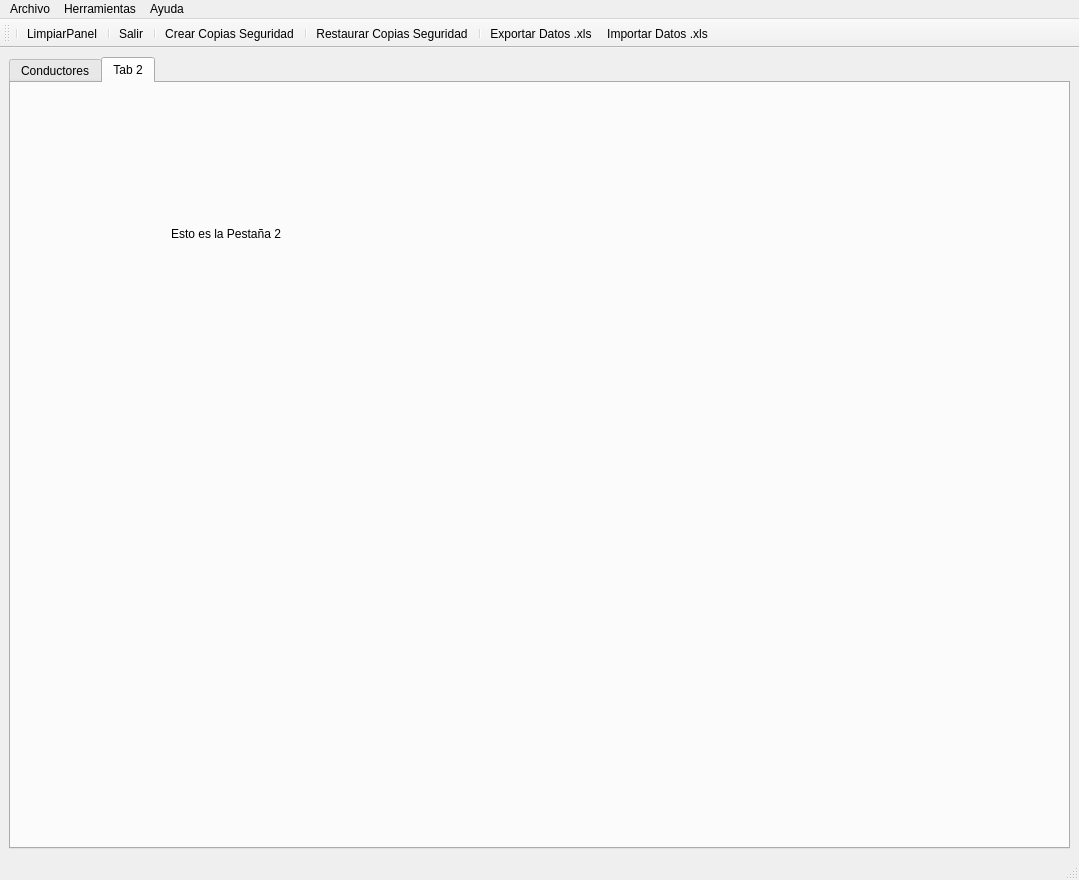
Before: the Qt Designer form sierraperez/templates/MainWindow.ui in Sierrowsky/PyCharmProyects, drawn with Qt 5.
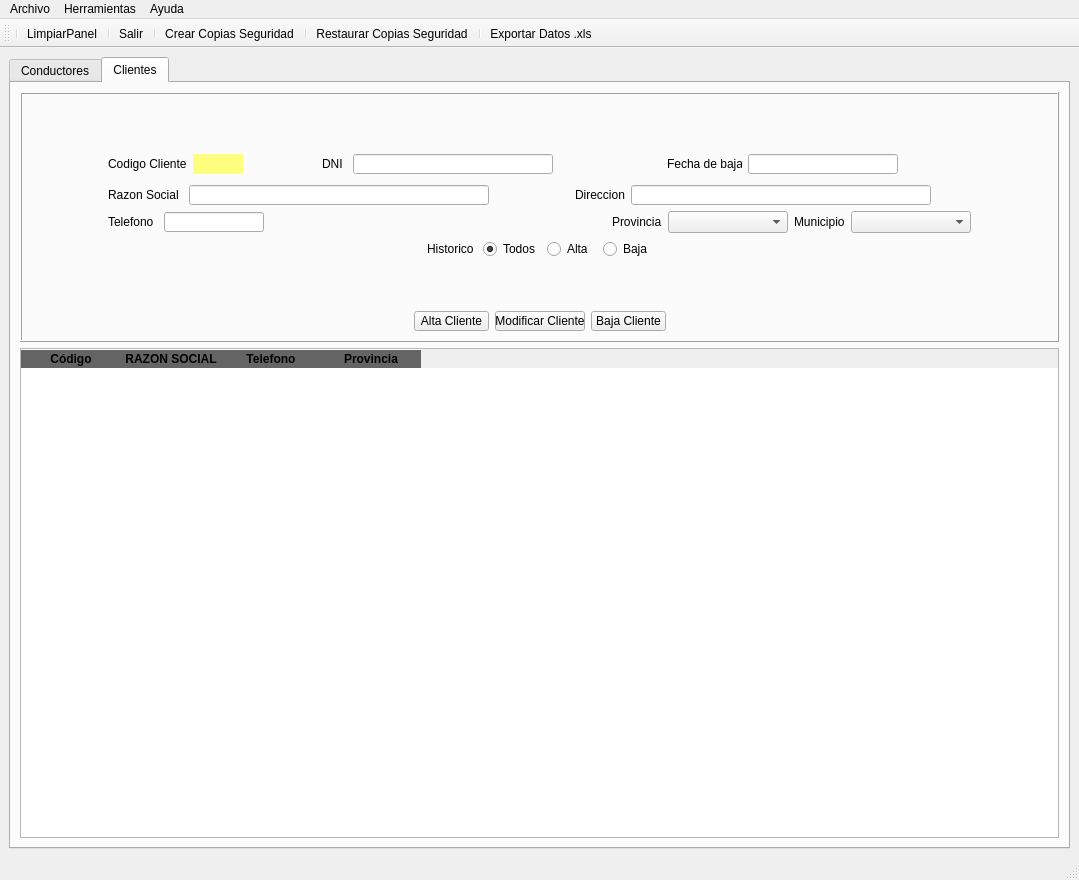
After: the same form once the commit is applied. The open tabs and pages were chosen to show the change. Icons and pictures are not drawn.

Patch:
```diff
--- a/sierraperez/templates/MainWindow.ui
+++ b/sierraperez/templates/MainWindow.ui
@@ -1174,91 +1174,802 @@
       </widget>
       <widget class="QWidget" name="tab_2">
        <attribute name="title">
-        <string>Tab 2</string>
+        <string>Clientes</string>
        </attribute>
-       <widget class="QLabel" name="label_2">
-        <property name="geometry">
-         <rect>
-          <x>160</x>
-          <y>100</y>
-          <width>201</width>
-          <height>101</height>
-         </rect>
-        </property>
-        <property name="text">
-         <string>Esto es la Pestaña 2</string>
-        </property>
-       </widget>
-       <widget class="QWidget" name="verticalLayoutWidget">
-        <property name="geometry">
-         <rect>
-          <x>70</x>
-          <y>290</y>
-          <width>891</width>
-          <height>311</height>
-         </rect>
-        </property>
-        <layout class="QVBoxLayout" name="verticalLayout">
-         <property name="sizeConstraint">
-          <enum>QLayout::SetFixedSize</enum>
-         </property>
-         <item>
-          <layout class="QHBoxLayout" name="horizontalLayout_14">
-           <item>
-            <layout class="QHBoxLayout" name="horizontalLayout_16"/>
+       <layout class="QGridLayout" name="gridLayout_5">
+        <item row="0" column="0">
+         <widget class="QFrame" name="frame_2">
+          <property name="sizePolicy">
+           <sizepolicy hsizetype="Expanding" vsizetype="Expanding">
+            <horstretch>0</horstretch>
+            <verstretch>0</verstretch>
+           </sizepolicy>
+          </property>
+          <property name="minimumSize">
+           <size>
+            <width>800</width>
+            <height>200</height>
+           </size>
+          </property>
+          <property name="maximumSize">
+           <size>
+            <width>16777215</width>
+            <height>250</height>
+           </size>
+          </property>
+          <property name="frameShape">
+           <enum>QFrame::Box</enum>
+          </property>
+          <property name="frameShadow">
+           <enum>QFrame::Raised</enum>
+          </property>
+          <layout class="QGridLayout" name="gridLayout_4">
+           <item row="0" column="0">
+            <spacer name="horizontalSpacer_18">
+             <property name="orientation">
+              <enum>Qt::Horizontal</enum>
+             </property>
+             <property name="sizeType">
+              <enum>QSizePolicy::Expanding</enum>
+             </property>
+             <property name="sizeHint" stdset="0">
+              <size>
+               <width>40</width>
+               <height>20</height>
+              </size>
+             </property>
+            </spacer>
            </item>
-           <item>
-            <layout class="QHBoxLayout" name="horizontalLayout_18"/>
+           <item row="0" column="1">
+            <layout class="QVBoxLayout" name="verticalLayout_3">
+             <property name="sizeConstraint">
+              <enum>QLayout::SetMaximumSize</enum>
+             </property>
+             <item>
+              <spacer name="verticalSpacer_7">
+               <property name="orientation">
+                <enum>Qt::Vertical</enum>
+               </property>
+               <property name="sizeHint" stdset="0">
+                <size>
+                 <width>20</width>
+                 <height>40</height>
+                </size>
+               </property>
+              </spacer>
+             </item>
+             <item>
+              <layout class="QHBoxLayout" name="horizontalLayout_42">
+               <item>
+                <layout class="QHBoxLayout" name="horizontalLayout_43">
+                 <item>
+                  <widget class="QLabel" name="lblCodcli">
+                   <property name="minimumSize">
+                    <size>
+                     <width>50</width>
+                     <height>20</height>
+                    </size>
+                   </property>
+                   <property name="maximumSize">
+                    <size>
+                     <width>100</width>
+                     <height>20</height>
+                    </size>
+                   </property>
+                   <property name="text">
+                    <string>Codigo Cliente</string>
+                   </property>
+                  </widget>
+                 </item>
+                 <item>
+                  <widget class="QLabel" name="lblCodCliDB">
+                   <property name="minimumSize">
+                    <size>
+                     <width>50</width>
+                     <height>20</height>
+                    </size>
+                   </property>
+                   <property name="maximumSize">
+                    <size>
+                     <width>100</width>
+                     <height>20</height>
+                    </size>
+                   </property>
+                   <property name="autoFillBackground">
+                    <bool>false</bool>
+                   </property>
+                   <property name="styleSheet">
+                    <string notr="true">background-color: rgb(255, 255, 127);</string>
+                   </property>
+                   <property name="text">
+                    <string/>
+                   </property>
+                   <property name="alignment">
+                    <set>Qt::AlignCenter</set>
+                   </property>
+                  </widget>
+                 </item>
+                </layout>
+               </item>
+               <item>
+                <spacer name="horizontalSpacer_14">
+                 <property name="orientation">
+                  <enum>Qt::Horizontal</enum>
+                 </property>
+                 <property name="sizeHint" stdset="0">
+                  <size>
+                   <width>40</width>
+                   <height>20</height>
+                  </size>
+                 </property>
+                </spacer>
+               </item>
+               <item>
+                <layout class="QHBoxLayout" name="horizontalLayout_14">
+                 <item>
+                  <widget class="QLabel" name="lblDniCli">
+                   <property name="minimumSize">
+                    <size>
+                     <width>25</width>
+                     <height>20</height>
+                    </size>
+                   </property>
+                   <property name="maximumSize">
+                    <size>
+                     <width>25</width>
+                     <height>20</height>
+                    </size>
+                   </property>
+                   <property name="text">
+                    <string>DNI</string>
+                   </property>
+                  </widget>
+                 </item>
+                 <item>
+                  <widget class="QLineEdit" name="txtDniCli">
+                   <property name="minimumSize">
+                    <size>
+                     <width>200</width>
+                     <height>20</height>
+                    </size>
+                   </property>
+                   <property name="maximumSize">
+                    <size>
+                     <width>200</width>
+                     <height>20</height>
+                    </size>
+                   </property>
+                   <property name="text">
+                    <string/>
+                   </property>
+                   <property name="alignment">
+                    <set>Qt::AlignCenter</set>
+                   </property>
+                  </widget>
+                 </item>
+                 <item>
+                  <widget class="QLabel" name="lblValidarDniCli">
+                   <property name="minimumSize">
+                    <size>
+                     <width>30</width>
+                     <height>30</height>
+                    </size>
+                   </property>
+                   <property name="maximumSize">
+                    <size>
+                     <width>30</width>
+                     <height>30</height>
+                    </size>
+                   </property>
+                   <property name="font">
+                    <font>
+                     <family>MV Boli</family>
+                     <pointsize>14</pointsize>
+                     <weight>50</weight>
+                     <bold>false</bold>
+                    </font>
+                   </property>
+                   <property name="text">
+                    <string/>
+                   </property>
+                   <property name="alignment">
+                    <set>Qt::AlignCenter</set>
+                   </property>
+                  </widget>
+                 </item>
+                </layout>
+               </item>
+               <item>
+                <spacer name="horizontalSpacer_15">
+                 <property name="orientation">
+                  <enum>Qt::Horizontal</enum>
+                 </property>
+                 <property name="sizeHint" stdset="0">
+                  <size>
+                   <width>40</width>
+                   <height>20</height>
+                  </size>
+                 </property>
+                </spacer>
+               </item>
+               <item>
+                <layout class="QHBoxLayout" name="horizontalLayout_45"/>
+               </item>
+               <item>
+                <widget class="QLabel" name="lblFechaAltaCli">
+                 <property name="minimumSize">
+                  <size>
+                   <width>75</width>
+                   <height>20</height>
+                  </size>
+                 </property>
+                 <property name="maximumSize">
+                  <size>
+                   <width>75</width>
+                   <height>20</height>
+                  </size>
+                 </property>
+                 <property name="text">
+                  <string>Fecha de baja</string>
+                 </property>
+                </widget>
+               </item>
+               <item>
+                <widget class="QLineEdit" name="txtFechaBajaCliente">
+                 <property name="minimumSize">
+                  <size>
+                   <width>150</width>
+                   <height>20</height>
+                  </size>
+                 </property>
+                 <property name="maximumSize">
+                  <size>
+                   <width>150</width>
+                   <height>20</height>
+                  </size>
+                 </property>
+                </widget>
+               </item>
+               <item>
+                <spacer name="horizontalSpacer_19">
+                 <property name="orientation">
+                  <enum>Qt::Horizontal</enum>
+                 </property>
+                 <property name="sizeHint" stdset="0">
+                  <size>
+                   <width>40</width>
+                   <height>20</height>
+                  </size>
+                 </property>
+                </spacer>
+               </item>
+              </layout>
+             </item>
+             <item>
+              <layout class="QHBoxLayout" name="horizontalLayout_46">
+               <item>
+                <layout class="QHBoxLayout" name="horizontalLayout_48">
+                 <item>
+                  <widget class="QLabel" name="lblRazonSocial">
+                   <property name="minimumSize">
+                    <size>
+                     <width>75</width>
+                     <height>20</height>
+                    </size>
+                   </property>
+                   <property name="maximumSize">
+                    <size>
+                     <width>75</width>
+                     <height>20</height>
+                    </size>
+                   </property>
+                   <property name="text">
+                    <string>Razon Social</string>
+                   </property>
+                  </widget>
+                 </item>
+                 <item>
+                  <widget class="QLineEdit" name="txtRazonSocial">
+                   <property name="minimumSize">
+                    <size>
+                     <width>300</width>
+                     <height>20</height>
+                    </size>
+                   </property>
+                   <property name="maximumSize">
+                    <size>
+                     <width>300</width>
+                     <height>20</height>
+                    </size>
+                   </property>
+                  </widget>
+                 </item>
+                </layout>
+               </item>
+               <item>
+                <spacer name="horizontalSpacer_20">
+                 <property name="orientation">
+                  <enum>Qt::Horizontal</enum>
+                 </property>
+                 <property name="sizeHint" stdset="0">
+                  <size>
+                   <width>40</width>
+                   <height>20</height>
+                  </size>
+                 </property>
+                </spacer>
+               </item>
+               <item>
+                <spacer name="horizontalSpacer_22">
+                 <property name="orientation">
+                  <enum>Qt::Horizontal</enum>
+                 </property>
+                 <property name="sizeHint" stdset="0">
+                  <size>
+                   <width>40</width>
+                   <height>20</height>
+                  </size>
+                 </property>
+                </spacer>
+               </item>
+               <item>
+                <layout class="QHBoxLayout" name="horizontalLayout_49"/>
+               </item>
+               <item>
+                <widget class="QLabel" name="lblDireccionCli">
+                 <property name="minimumSize">
+                  <size>
+                   <width>50</width>
+                   <height>20</height>
+                  </size>
+                 </property>
+                 <property name="maximumSize">
+                  <size>
+                   <width>50</width>
+                   <height>20</height>
+                  </size>
+                 </property>
+                 <property name="text">
+                  <string>Direccion</string>
+                 </property>
+                </widget>
+               </item>
+               <item>
+                <widget class="QLineEdit" name="txtDireccionCli">
+                 <property name="minimumSize">
+                  <size>
+                   <width>300</width>
+                   <height>20</height>
+                  </size>
+                 </property>
+                 <property name="maximumSize">
+                  <size>
+                   <width>300</width>
+                   <height>20</height>
+                  </size>
+                 </property>
+                </widget>
+               </item>
+               <item>
+                <spacer name="horizontalSpacer_23">
+                 <property name="orientation">
+                  <enum>Qt::Horizontal</enum>
+                 </property>
+                 <property name="sizeHint" stdset="0">
+                  <size>
+                   <width>40</width>
+                   <height>20</height>
+                  </size>
+                 </property>
+                </spacer>
+               </item>
+               <item>
+                <layout class="QHBoxLayout" name="horizontalLayout_50"/>
+               </item>
+              </layout>
+             </item>
+             <item>
+              <layout class="QHBoxLayout" name="horizontalLayout_51">
+               <item>
+                <layout class="QHBoxLayout" name="horizontalLayout_15">
+                 <property name="sizeConstraint">
+                  <enum>QLayout::SetFixedSize</enum>
+                 </property>
+                 <item>
+                  <widget class="QLabel" name="lblTlfCli">
+                   <property name="minimumSize">
+                    <size>
+                     <width>50</width>
+                     <height>20</height>
+                    </size>
+                   </property>
+                   <property name="maximumSize">
+                    <size>
+                     <width>50</width>
+                     <height>20</height>
+                    </size>
+                   </property>
+                   <property name="text">
+                    <string>Telefono</string>
+                   </property>
+                  </widget>
+                 </item>
+                 <item>
+                  <widget class="QLineEdit" name="txtTlfCli">
+                   <property name="minimumSize">
+                    <size>
+                     <width>100</width>
+                     <height>20</height>
+                    </size>
+                   </property>
+                   <property name="maximumSize">
+                    <size>
+                     <width>100</width>
+                     <height>20</height>
+                    </size>
+                   </property>
+                  </widget>
+                 </item>
+                </layout>
+               </item>
+               <item>
+                <spacer name="horizontalSpacer_21">
+                 <property name="orientation">
+                  <enum>Qt::Horizontal</enum>
+                 </property>
+                 <property name="sizeHint" stdset="0">
+                  <size>
+                   <width>40</width>
+                   <height>20</height>
+                  </size>
+                 </property>
+                </spacer>
+               </item>
+               <item>
+                <layout class="QHBoxLayout" name="horizontalLayout_16">
+                 <item>
+                  <widget class="QLabel" name="lblProvinciaCli">
+                   <property name="minimumSize">
+                    <size>
+                     <width>50</width>
+                     <height>20</height>
+                    </size>
+                   </property>
+                   <property name="text">
+                    <string>Provincia</string>
+                   </property>
+                  </widget>
+                 </item>
+                 <item>
+                  <widget class="QComboBox" name="cmbProvCli">
+                   <property name="minimumSize">
+                    <size>
+                     <width>120</width>
+                     <height>20</height>
+                    </size>
+                   </property>
+                  </widget>
+                 </item>
+                </layout>
+               </item>
+               <item>
+                <layout class="QHBoxLayout" name="horizontalLayout_17">
+                 <item>
+                  <widget class="QLabel" name="lblMunCli">
+                   <property name="minimumSize">
+                    <size>
+                     <width>50</width>
+                     <height>20</height>
+                    </size>
+                   </property>
+                   <property name="text">
+                    <string>Municipio</string>
+                   </property>
+                  </widget>
+                 </item>
+                 <item>
+                  <widget class="QComboBox" name="cmbMunCli">
+                   <property name="minimumSize">
+                    <size>
+                     <width>120</width>
+                     <height>20</height>
+                    </size>
+                   </property>
+                  </widget>
+                 </item>
+                </layout>
+               </item>
+              </layout>
+             </item>
+             <item>
+              <layout class="QHBoxLayout" name="horizontalLayout_52">
+               <item>
+                <spacer name="horizontalSpacer_24">
+                 <property name="orientation">
+                  <enum>Qt::Horizontal</enum>
+                 </property>
+                 <property name="sizeHint" stdset="0">
+                  <size>
+                   <width>40</width>
+                   <height>20</height>
+                  </size>
+                 </property>
+                </spacer>
+               </item>
+               <item>
+                <layout class="QHBoxLayout" name="horizontalLayout_20">
+                 <item>
+                  <widget class="QLabel" name="lblHistoricoCli">
+                   <property name="minimumSize">
+                    <size>
+                     <width>50</width>
+                     <height>20</height>
+                    </size>
+                   </property>
+                   <property name="text">
+                    <string>Historico</string>
+                   </property>
+                  </widget>
+                 </item>
+                 <item>
+                  <widget class="QRadioButton" name="rbtTodosCli">
+                   <property name="minimumSize">
+                    <size>
+                     <width>50</width>
+                     <height>20</height>
+                    </size>
+                   </property>
+                   <property name="text">
+                    <string>Todos</string>
+                   </property>
+                   <property name="checked">
+                    <bool>true</bool>
+                   </property>
+                   <attribute name="buttonGroup">
+                    <string notr="true">buttonGroupCli</string>
+                   </attribute>
+                  </widget>
+                 </item>
+                 <item>
+                  <widget class="QRadioButton" name="rbtAltaCli">
+                   <property name="minimumSize">
+                    <size>
+                     <width>50</width>
+                     <height>20</height>
+                    </size>
+                   </property>
+                   <property name="text">
+                    <string>Alta</string>
+                   </property>
+                   <attribute name="buttonGroup">
+                    <string notr="true">buttonGroupCli</string>
+                   </attribute>
+                  </widget>
+                 </item>
+                 <item>
+                  <widget class="QRadioButton" name="rbtBajaCli">
+                   <property name="minimumSize">
+                    <size>
+                     <width>50</width>
+                     <height>20</height>
+                    </size>
+                   </property>
+                   <property name="text">
+                    <string>Baja</string>
+                   </property>
+                   <attribute name="buttonGroup">
+                    <string notr="true">buttonGroupCli</string>
+                   </attribute>
+                  </widget>
+                 </item>
+                </layout>
+               </item>
+               <item>
+                <spacer name="horizontalSpacer_25">
+                 <property name="orientation">
+                  <enum>Qt::Horizontal</enum>
+                 </property>
+                 <property name="sizeHint" stdset="0">
+                  <size>
+                   <width>40</width>
+                   <height>20</height>
+                  </size>
+                 </property>
+                </spacer>
+               </item>
+              </layout>
+             </item>
+             <item>
+              <spacer name="verticalSpacer_6">
+               <property name="orientation">
+                <enum>Qt::Vertical</enum>
+               </property>
+               <property name="sizeHint" stdset="0">
+                <size>
+                 <width>20</width>
+                 <height>40</height>
+                </size>
+               </property>
+              </spacer>
+             </item>
+             <item>
+              <layout class="QHBoxLayout" name="horizontalLayout_24">
+               <item>
+                <spacer name="horizontalSpacer_26">
+                 <property name="orientation">
+                  <enum>Qt::Horizontal</enum>
+                 </property>
+                 <property name="sizeHint" stdset="0">
+                  <size>
+                   <width>40</width>
+                   <height>20</height>
+                  </size>
+                 </property>
+                </spacer>
+               </item>
+               <item>
+                <widget class="QPushButton" name="btnAltaCliente">
+                 <property name="minimumSize">
+                  <size>
+                   <width>75</width>
+                   <height>20</height>
+                  </size>
+                 </property>
+                 <property name="maximumSize">
+                  <size>
+                   <width>75</width>
+                   <height>20</height>
+                  </size>
+                 </property>
+                 <property name="text">
+                  <string>Alta Cliente</string>
+                 </property>
+                </widget>
+               </item>
+               <item>
+                <widget class="QPushButton" name="btnModifCliente">
+                 <property name="minimumSize">
+                  <size>
+                   <width>90</width>
+                   <height>20</height>
+                  </size>
+                 </property>
+                 <property name="maximumSize">
+                  <size>
+                   <width>90</width>
+                   <height>20</height>
+                  </size>
+                 </property>
+                 <property name="text">
+                  <string>Modificar Cliente</string>
+                 </property>
+                </widget>
+               </item>
+               <item>
+                <widget class="QPushButton" name="btnBajaCliente">
+                 <property name="minimumSize">
+                  <size>
+                   <width>75</width>
+                   <height>20</height>
+                  </size>
+                 </property>
+                 <property name="maximumSize">
+                  <size>
+                   <width>75</width>
+                   <height>20</height>
+                  </size>
+                 </property>
+                 <property name="text">
+                  <string>Baja Cliente</string>
+                 </property>
+                </widget>
+               </item>
+               <item>
+                <spacer name="horizontalSpacer_27">
+                 <property name="orientation">
+                  <enum>Qt::Horizontal</enum>
+                 </property>
+                 <property name="sizeHint" stdset="0">
+                  <size>
+                   <width>40</width>
+                   <height>20</height>
+                  </size>
+                 </property>
+                </spacer>
+               </item>
+              </layout>
+             </item>
+            </layout>
            </item>
-           <item>
-            <layout class="QHBoxLayout" name="horizontalLayout_17"/>
+           <item row="0" column="2">
+            <spacer name="horizontalSpacer_30">
+             <property name="orientation">
+              <enum>Qt::Horizontal</enum>
+             </property>
+             <property name="sizeType">
+              <enum>QSizePolicy::Expanding</enum>
+             </property>
+             <property name="sizeHint" stdset="0">
+              <size>
+               <width>40</width>
+               <height>20</height>
+              </size>
+             </property>
+            </spacer>
            </item>
           </layout>
-         </item>
-         <item>
-          <layout class="QHBoxLayout" name="horizontalLayout_19">
-           <item>
-            <layout class="QHBoxLayout" name="horizontalLayout_15"/>
-           </item>
-           <item>
-            <layout class="QHBoxLayout" name="horizontalLayout_20"/>
-           </item>
-          </layout>
-         </item>
-         <item>
-          <layout class="QHBoxLayout" name="horizontalLayout_21">
-           <item>
-            <layout class="QHBoxLayout" name="horizontalLayout_22"/>
-           </item>
-           <item>
-            <layout class="QHBoxLayout" name="horizontalLayout_23"/>
-           </item>
-           <item>
-            <layout class="QHBoxLayout" name="horizontalLayout_24"/>
-           </item>
-          </layout>
-         </item>
-         <item>
-          <layout class="QHBoxLayout" name="horizontalLayout_25">
-           <item>
-            <layout class="QHBoxLayout" name="horizontalLayout_26"/>
-           </item>
-           <item>
-            <layout class="QHBoxLayout" name="horizontalLayout_27"/>
-           </item>
-           <item>
-            <layout class="QHBoxLayout" name="horizontalLayout_28"/>
-           </item>
-          </layout>
-         </item>
-         <item>
-          <layout class="QHBoxLayout" name="horizontalLayout_31"/>
-         </item>
-         <item>
-          <layout class="QHBoxLayout" name="horizontalLayout_29"/>
-         </item>
-        </layout>
-       </widget>
+         </widget>
+        </item>
+        <item row="1" column="0">
+         <widget class="QTableWidget" name="tabClientes">
+          <property name="enabled">
+           <bool>true</bool>
+          </property>
+          <property name="sizePolicy">
+           <sizepolicy hsizetype="Expanding" vsizetype="Expanding">
+            <horstretch>0</horstretch>
+            <verstretch>0</verstretch>
+           </sizepolicy>
+          </property>
+          <property name="font">
+           <font>
+            <weight>75</weight>
+            <bold>true</bold>
+           </font>
+          </property>
+          <property name="styleSheet">
+           <string notr="true">QHeaderView::section:horizontal
+{
+border-top: 1px solid #ffffff;
+color:'white';
+font: 11pt &quot;Arial&quot;;
+background-color:rgb(100,100,100);
+}</string>
+          </property>
+          <property name="frameShape">
+           <enum>QFrame::StyledPanel</enum>
+          </property>
+          <property name="frameShadow">
+           <enum>QFrame::Plain</enum>
+          </property>
+          <property name="editTriggers">
+           <set>QAbstractItemView::NoEditTriggers</set>
+          </property>
+          <property name="alternatingRowColors">
+           <bool>true</bool>
+          </property>
+          <property name="selectionBehavior">
+           <enum>QAbstractItemView::SelectRows</enum>
+          </property>
+          <property name="gridStyle">
+           <enum>Qt::SolidLine</enum>
+          </property>
+          <attribute name="verticalHeaderVisible">
+           <bool>false</bool>
+          </attribute>
+          <column>
+           <property name="text">
+            <string>Código</string>
+           </property>
+          </column>
+          <column>
+           <property name="text">
+            <string>RAZON SOCIAL</string>
+           </property>
+          </column>
+          <column>
+           <property name="text">
+            <string>Telefono</string>
+           </property>
+          </column>
+          <column>
+           <property name="text">
+            <string>Provincia</string>
+           </property>
+          </column>
+         </widget>
+        </item>
+       </layout>
       </widget>
      </widget>
     </item>
@@ -1319,7 +2030,6 @@
    <addaction name="actionRestaurar_Copias_Seguridad"/>
    <addaction name="separator"/>
    <addaction name="actionExportar_Datos_xls"/>
-   <addaction name="actionImportar_Datos_xls"/>
   </widget>
   <action name="actionSalir">
    <property name="icon">
```
Left out of the diff: 20 changed lines with no effect on the pictures.
